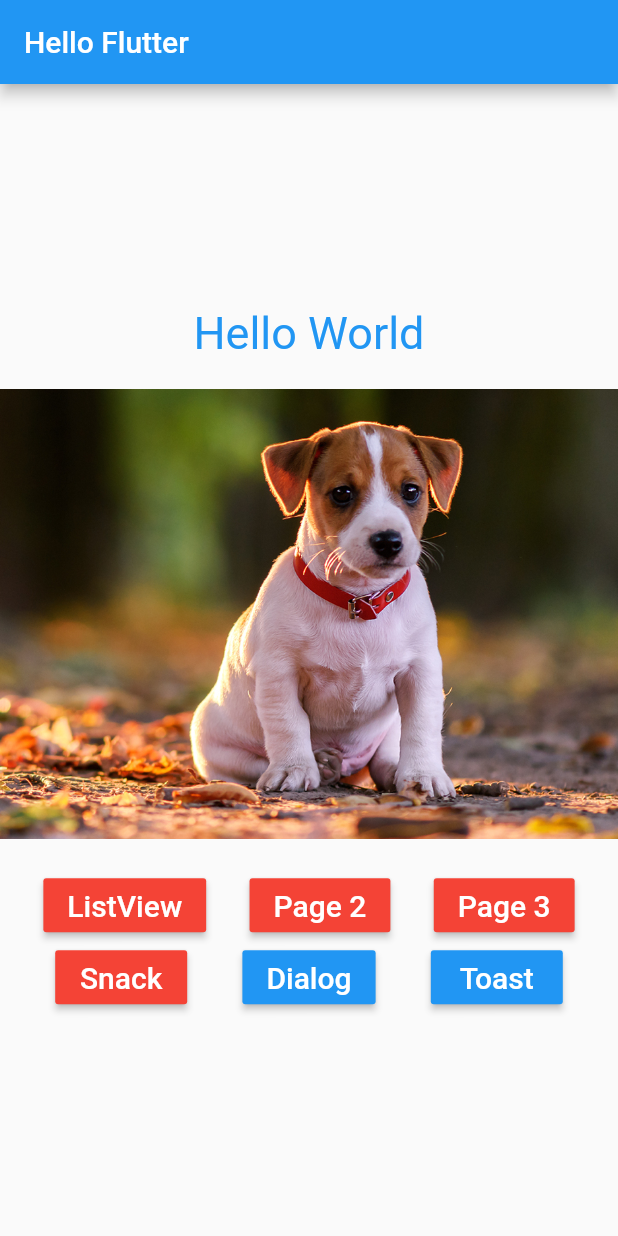
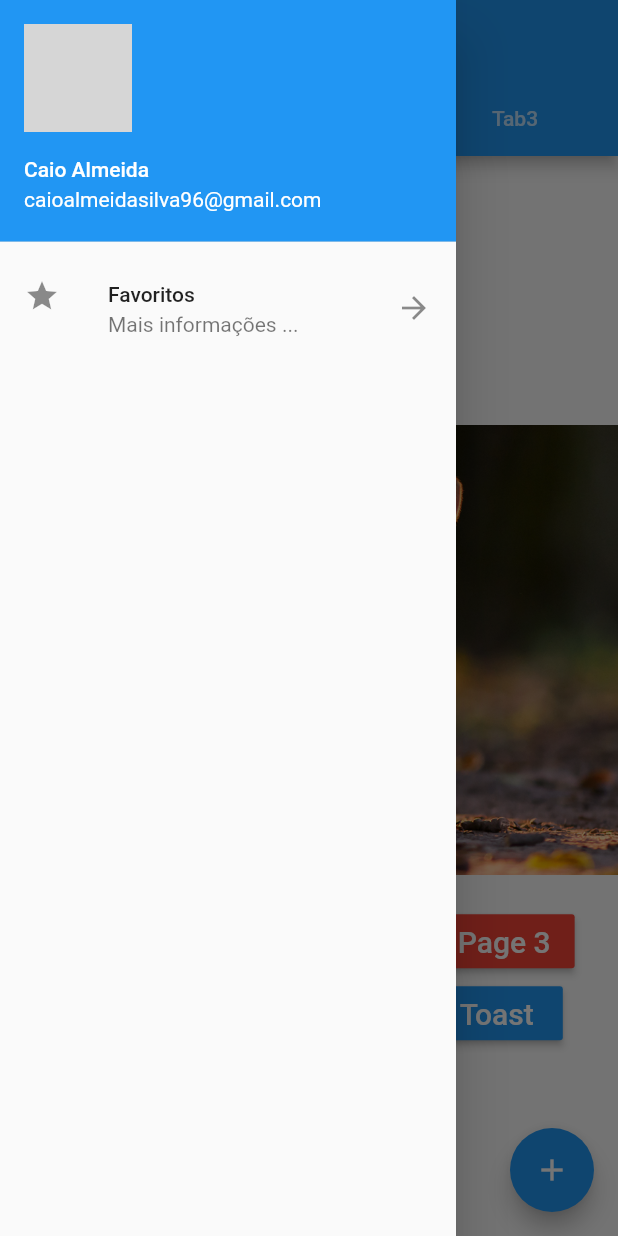
Before and after one commit to caioorg/flutter-beginner, a Flutter app: the screen it shows after launch, with the side drawer open (before the commit the screen has no drawer), on a phone screen of 412 x 824 dp. Run offline on Flutter 3.47's test engine with Material 2 defaults, Android fonts, the phone set to English and light mode, and no system bars; our stand-ins replace fluttertoast; network calls fail; grey boxes are pictures that could not be loaded.

Commit message:
adding drawer example, tabar and floating buttonC

```diff
--- a/lib/screens/home_page.dart
+++ b/lib/screens/home_page.dart
@@ -3,6 +3,7 @@ import 'package:first_project/screens/hello_page3.dart';
 import 'package:first_project/screens/listview.dart';
 import 'package:first_project/utils/navigator.dart';
 import 'package:first_project/widgets/button/main.dart';
+import 'package:first_project/widgets/drawer/main.dart';
 import 'package:fluttertoast/fluttertoast.dart';
 import 'package:flutter/material.dart';
 
@@ -11,14 +12,31 @@ import 'package:flutter/material.dart';
 class HomePage extends StatelessWidget {
   @override
   Widget build(BuildContext context) {
-    return Scaffold(
+    return DefaultTabController(
+        length: 3,
+        child: Scaffold(
         appBar: AppBar(
           title: Text(
             'Hello Flutter',
           ),
+          bottom: TabBar(tabs: [
+            Tab(text: 'Tab1'),
+            Tab(text: 'Tab2'),
+            Tab(text: 'Tab3')
+          ],),
         ),
-        body: _body(context));
+        body: TabBarView(children: [
+          _body(context),
+          _body(context),
+          _body(context)
+        ]),
+        floatingActionButton:  FloatingActionButton(onPressed: () => _onClickFab(), child: Icon(Icons.add)),
+        drawer: DrawerList()
+    )
+    );
   }
+
+  _onClickFab() => print('Floating Button');
 
   void _onClickNavigator(BuildContext context, Widget page) async =>
       await push(context, page);
--- /dev/null
+++ b/lib/widgets/drawer/main.dart
@@ -0,0 +1,32 @@
+import 'package:flutter/material.dart';
+
+class DrawerList extends StatelessWidget {
+  @override
+  Widget build(BuildContext context) {
+    return SafeArea(
+        child: Drawer(
+          child: ListView(
+            children: [
+              UserAccountsDrawerHeader(
+                accountName: Text('Caio Almeida'),
+                accountEmail: Text('caioalmeidasilva96@gmail.com'),
+                currentAccountPicture: CircleAvatar(
+                  backgroundImage: NetworkImage(
+                      'https://cdn4.iconfinder.com/data/icons/avatars-xmas-giveaway/128/batman_hero_avatar_comics-512.png'),
+                ),
+              ),
+              ListTile(
+                  leading: Icon(Icons.star),
+                  title: Text('Favoritos'),
+                  subtitle: Text('Mais informações ...'),
+                  trailing: Icon(Icons.arrow_forward),
+                  onTap: () {
+                    print('aqui');
+                    Navigator.pop(context);
+                  })
+            ],
+          ),
+      )
+    );
+  }
+}
```
